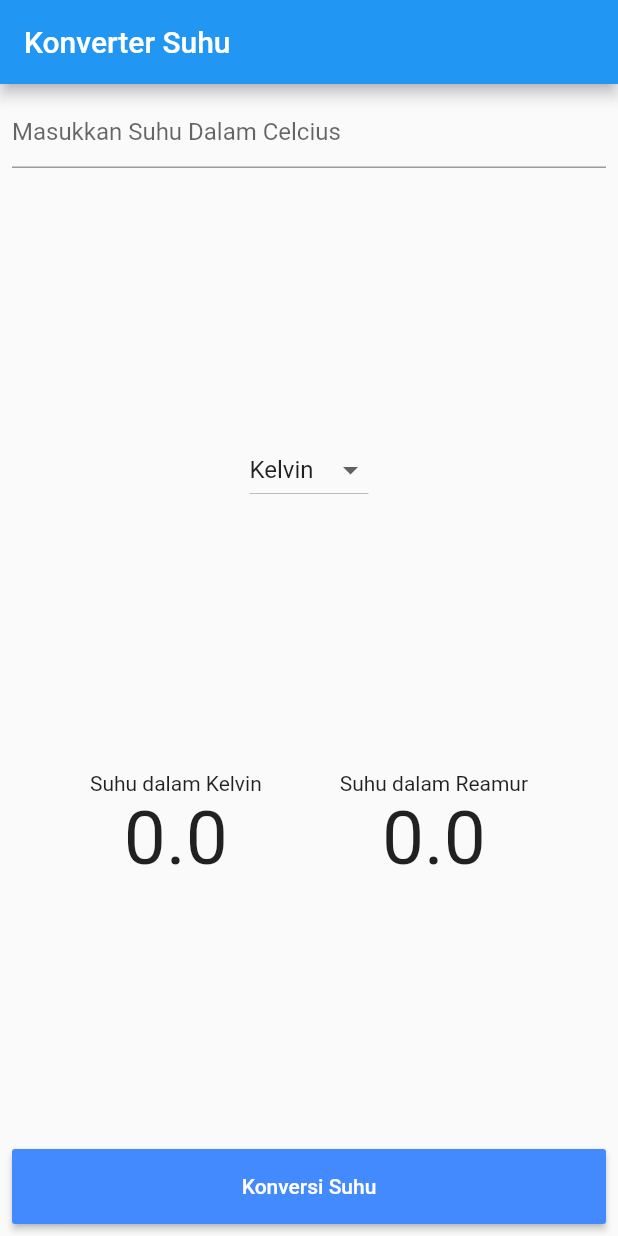
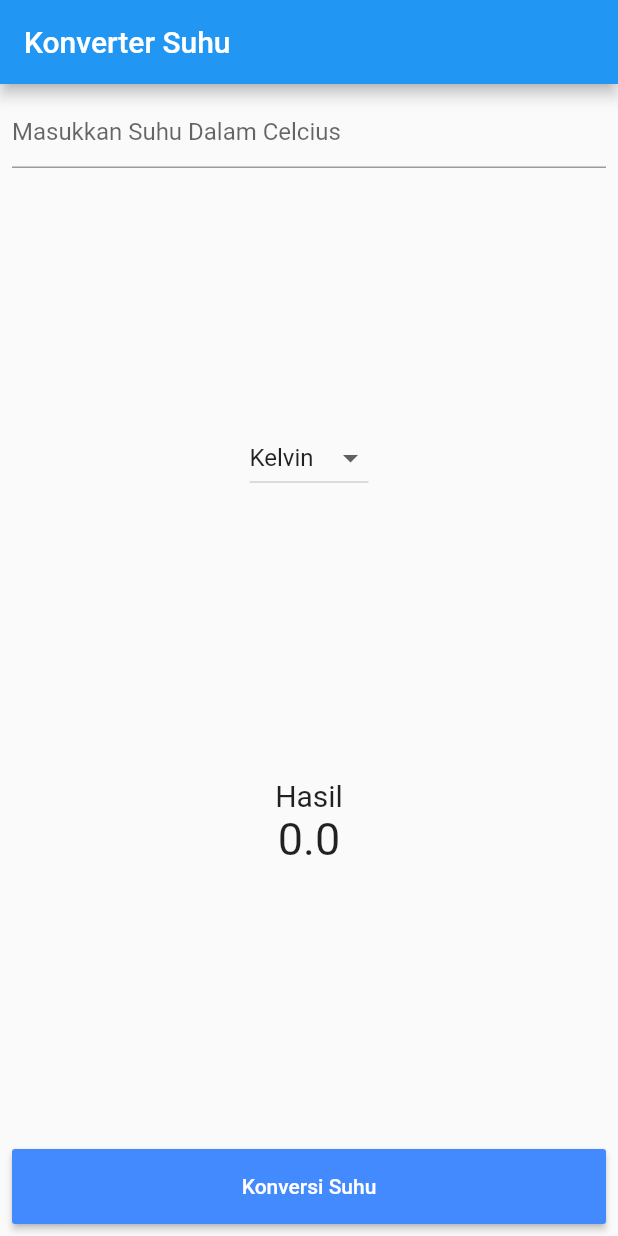
Before and after one commit to sofiaaprilina/jobsheet3, a Flutter app: the screen it shows after launch, on a phone screen of 412 x 824 dp. Run offline on Flutter 3.47's test engine with Material 2 defaults, Android fonts, the phone set to English and light mode, and no system bars.

Commit message:
Minggu 4 Mengubah Result.dart

```diff
--- a/lib/main.dart
+++ b/lib/main.dart
@@ -68,9 +68,7 @@ class _MyAppState extends State<MyApp> {
                 value: _newValue,
                 onChanged: dropdownOnChanged,
               ),
-              Result(
-                  celciusToKelvin: _celciusToKelvin,
-                  celciusToReamur: _celciusToReamur),
+              Result(result: _result,),
               Convert(konvertHandler: _konversiSuhu),
             ],
           ),
--- a/lib/widgets/result.dart
+++ b/lib/widgets/result.dart
@@ -3,37 +3,29 @@ import 'package:flutter/material.dart';
 class Result extends StatelessWidget {
   const Result({
     Key key,
-    @required double celciusToKelvin,
-    @required double celciusToReamur,
-  }) : _celciusToKelvin = celciusToKelvin, _celciusToReamur = celciusToReamur, super(key: key);
+    @required this.result,
+  }) : super(key: key);
 
-  final double _celciusToKelvin;
-  final double _celciusToReamur;
+  final double result;
 
   @override
   Widget build(BuildContext context) {
-    return Row(
-      mainAxisAlignment: MainAxisAlignment.spaceEvenly,
-      children: [
-        Column(
-          children: <Widget>[
-            Text('Suhu dalam Kelvin'),
-            Text(
-              '$_celciusToKelvin',
-              style: TextStyle(fontSize: 50),
-            ),
-          ],
-        ),
-        Column(
-          children: <Widget>[
-            Text('Suhu dalam Reamur'),
-            Text(
-              '$_celciusToReamur',
-              style: TextStyle(fontSize: 50),
-            ),
-          ],
-        ),
-      ],
+    return Container(
+      margin: EdgeInsets.only(top: 20, bottom: 20),
+      child: Column(
+        mainAxisAlignment: MainAxisAlignment.center,
+        children: [
+          Text(
+            "Hasil",
+            style: TextStyle(fontSize: 20),
+          ),
+          Text(
+            result.toStringAsFixed(1),
+            style: TextStyle(fontSize: 30),
+          )
+        ],
+      ),
     );
+// );
   }
 }
```
